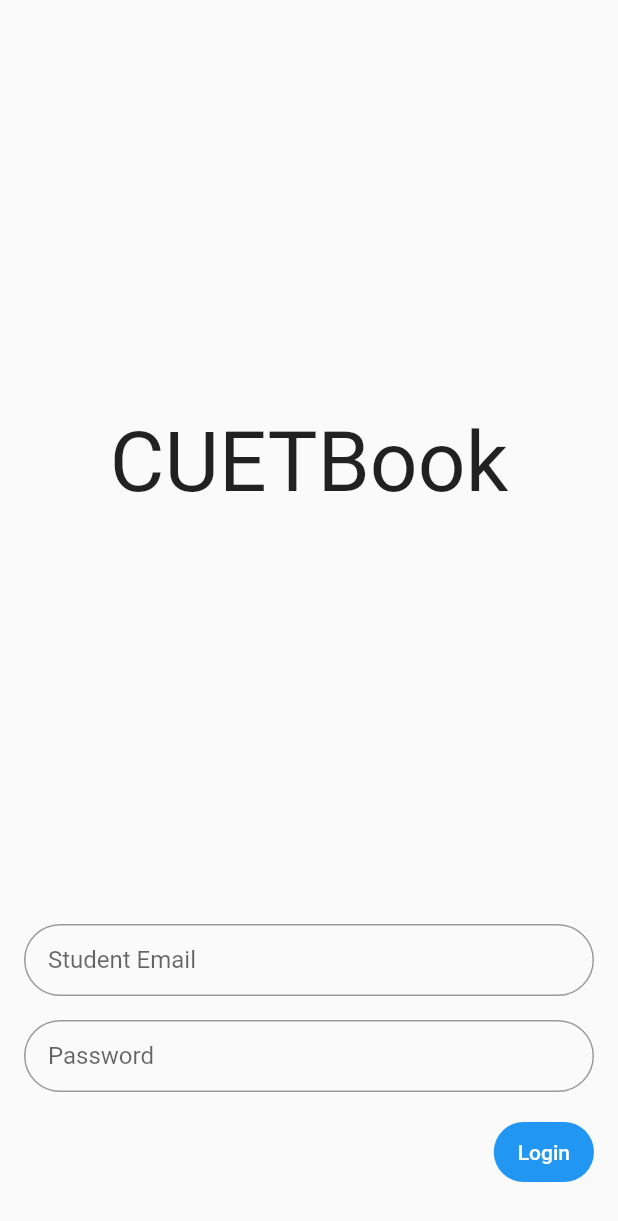
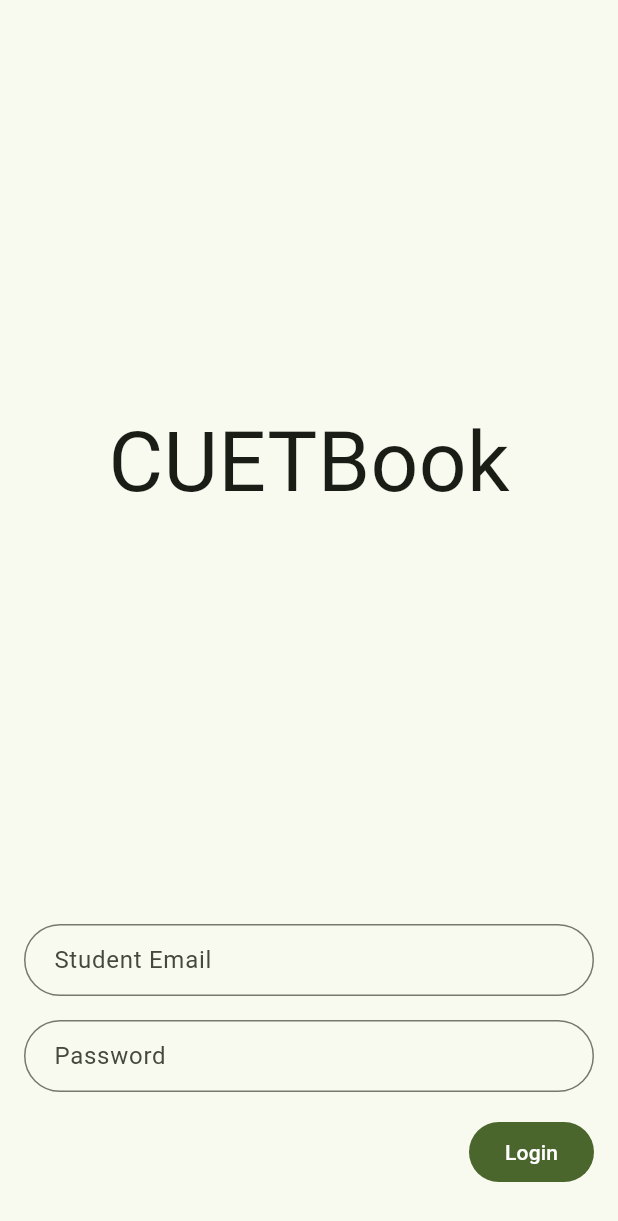
Before and after one commit to cuet-dev-corpse/cuet_book, a Flutter app: the screen it shows after launch, on a phone screen of 412 x 824 dp. Shown: the top 1221 px of the screen. Run offline on Flutter 3.47's test engine with Material 2 defaults, Android fonts, the phone set to English and light mode, and no system bars.

Commit message:
Add theme set material 3 to true set color scheme to light green

```diff
--- a/lib/main.dart
+++ b/lib/main.dart
@@ -10,8 +10,12 @@ class MainApp extends StatelessWidget {
 
   @override
   Widget build(BuildContext context) {
-    return const MaterialApp(
-      home: Scaffold(
+    return MaterialApp(
+      theme: ThemeData(
+        useMaterial3: true,
+        colorScheme: ColorScheme.fromSeed(seedColor: Colors.lightGreenAccent),
+      ),
+      home: const Scaffold(
         body: LoginScreen(),
       ),
     );
```
